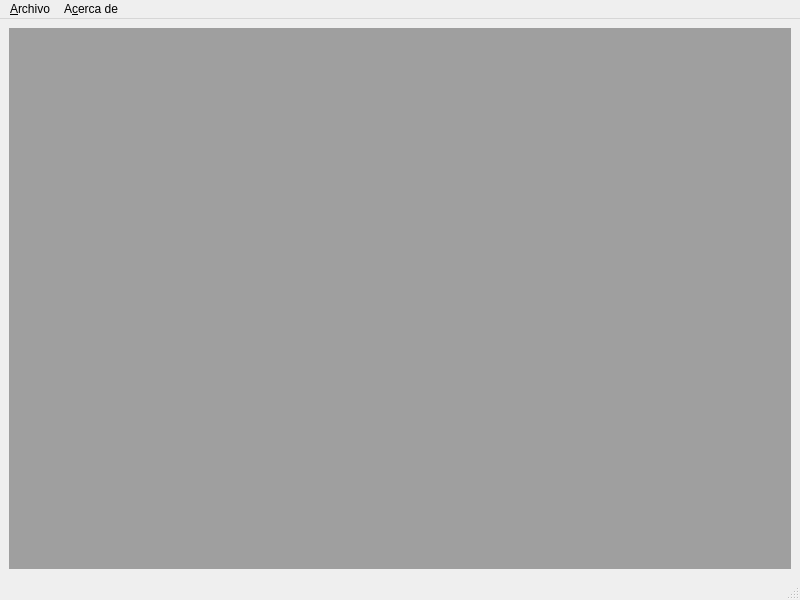
This is askme.ui in EonSoulCout/Askme as Qt 5 draws it before an edit. The edited form follows.
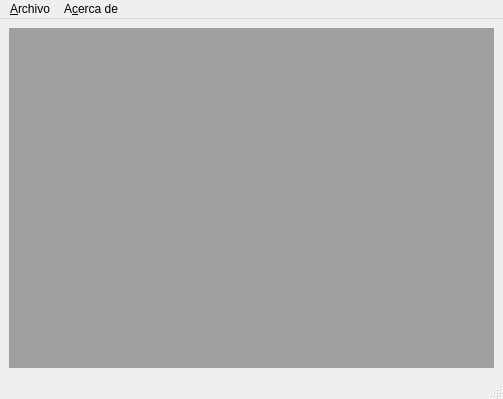
This is the edited form. Icons and pictures are not drawn.

```diff
--- a/askme.ui
+++ b/askme.ui
@@ -6,8 +6,8 @@
    <rect>
     <x>0</x>
     <y>0</y>
-    <width>800</width>
-    <height>600</height>
+    <width>503</width>
+    <height>399</height>
    </rect>
   </property>
   <property name="windowTitle">
@@ -16,7 +16,11 @@
   <widget class="QWidget" name="centralwidget">
    <layout class="QHBoxLayout" name="horizontalLayout">
     <item>
-     <widget class="QMdiArea" name="mdiArea"/>
+     <widget class="QMdiArea" name="mdiArea">
+      <property name="styleSheet">
+       <string notr="true">background-color: rgb(202, 196, 152);</string>
+      </property>
+     </widget>
     </item>
    </layout>
   </widget>
@@ -25,7 +29,7 @@
     <rect>
      <x>0</x>
      <y>0</y>
-     <width>800</width>
+     <width>503</width>
      <height>21</height>
     </rect>
    </property>
```
Left out of the diff: 58 changed lines with no effect on the pictures.
